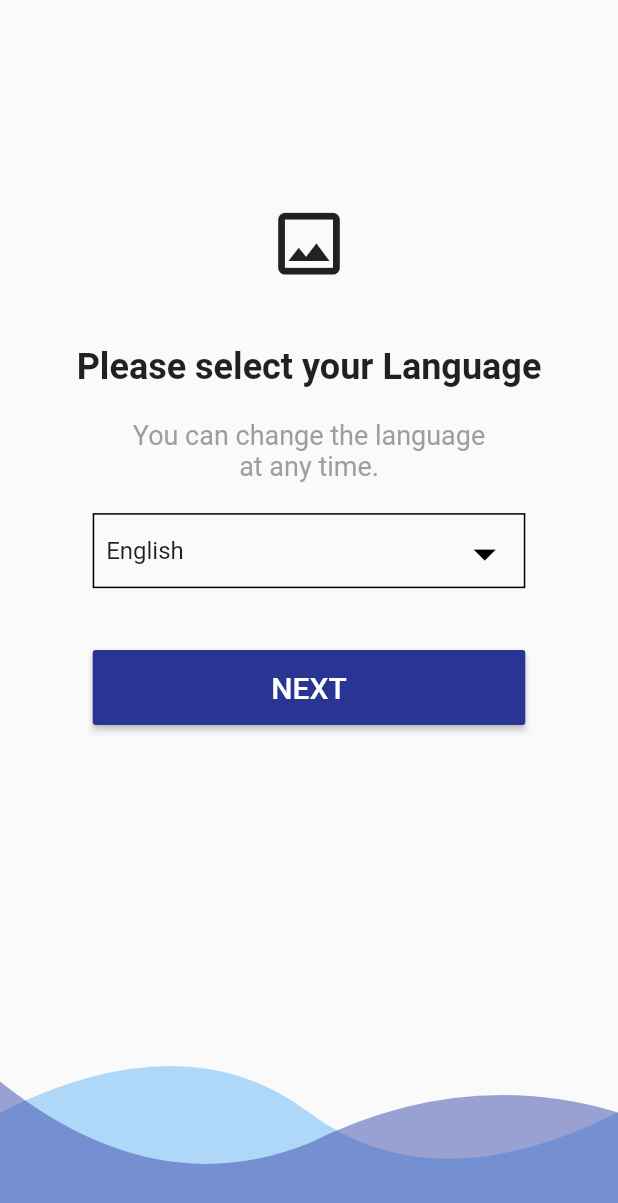
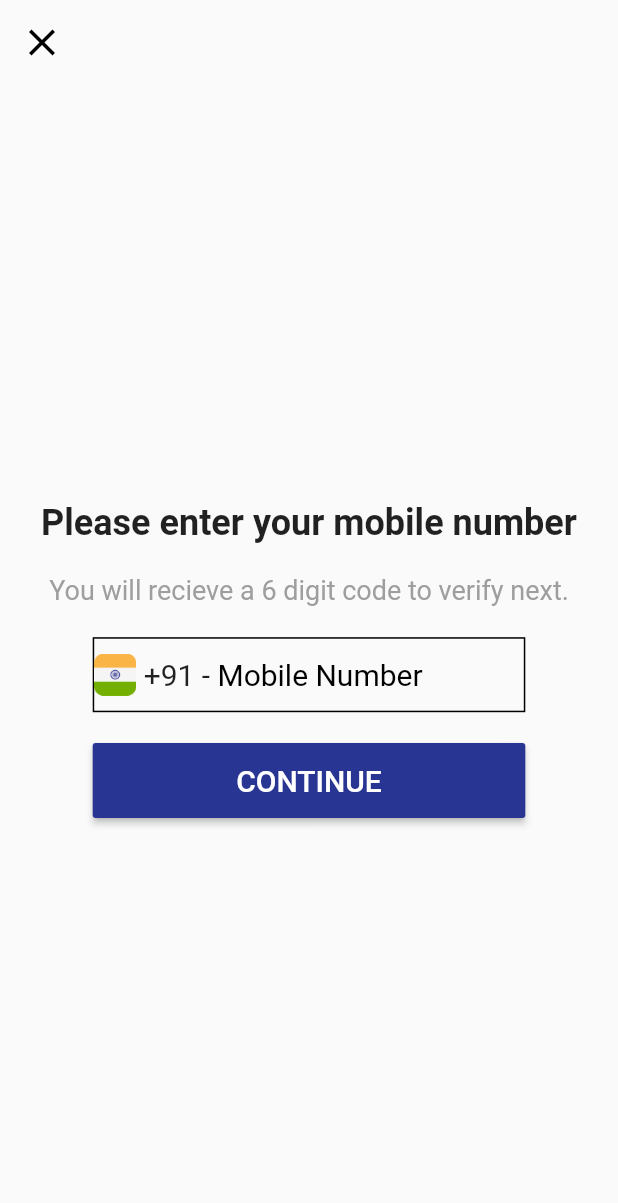
Before and after one commit to ArerehRaj/liveasy_test_app, a Flutter app: the screen it shows after launch, after a tap on "NEXT", on a phone screen of 412 x 824 dp. Shown: the top 1203 px of the screen. Run offline on Flutter 3.47's test engine with Material 2 defaults, Android fonts, the phone set to English and light mode, and no system bars; our stand-ins replace firebase_auth, firebase_core; accounts and stored records are empty.

Commit message:
Designed the UI for add phone number screen

```diff
--- a/lib/main.dart
+++ b/lib/main.dart
@@ -1,6 +1,7 @@
 import 'package:flutter/material.dart';
 import 'package:firebase_core/firebase_core.dart';
 import 'package:firebase_auth/firebase_auth.dart';
+import './screens/add_phone_number_screen.dart';
 import './screens/select_language_screen.dart';
 
 void main() async {
@@ -39,6 +40,9 @@
           return const SelectLanguageScreen();
         },
       ),
+      routes: {
+        AddPhoneNumberScreen.routeName: (ctx) => AddPhoneNumberScreen(),
+      },
     );
   }
 }
--- /dev/null
+++ b/lib/screens/add_phone_number_screen.dart
@@ -0,0 +1,122 @@
+import 'package:flutter/material.dart';
+
+class AddPhoneNumberScreen extends StatelessWidget {
+  static const routeName = '/add-phone';
+  AddPhoneNumberScreen({Key? key}) : super(key: key);
+
+  final _mobilePhoneController = TextEditingController();
+
+  @override
+  Widget build(BuildContext context) {
+    final deviceSize = MediaQuery.of(context).size;
+    return Scaffold(
+      appBar: AppBar(
+        elevation: 0,
+        backgroundColor: Colors.transparent,
+        leading: IconButton(
+          onPressed: () {
+            Navigator.of(context).pop();
+          },
+          icon: const Icon(
+            Icons.clear_outlined,
+            color: Colors.black,
+            size: 30,
+          ),
+        ),
+      ),
+      body: Container(
+        height: deviceSize.height,
+        width: deviceSize.width,
+        alignment: Alignment.center,
+        child: SingleChildScrollView(
+          reverse: true,
+          child: Column(
+            mainAxisAlignment: MainAxisAlignment.center,
+            children: [
+              const Text(
+                'Please enter your mobile number',
+                style: TextStyle(
+                  fontWeight: FontWeight.bold,
+                  fontSize: 24,
+                ),
+              ),
+              SizedBox(
+                height: deviceSize.height * 0.025,
+              ),
+              const Text(
+                'You will recieve a 6 digit code to verify next.',
+                style: TextStyle(
+                  color: Colors.grey,
+                  fontSize: 18,
+                ),
+                textAlign: TextAlign.center,
+              ),
+              SizedBox(
+                height: deviceSize.height * 0.025,
+              ),
+              Container(
+                height: 50,
+                width: deviceSize.width * 0.7,
+                decoration: BoxDecoration(
+                  border: Border.all(
+                    color: Colors.black,
+                  ),
+                ),
+                child: Row(
+                  children: [
+                    Image.asset(
+                      'assets/images/india.png',
+                      fit: BoxFit.cover,
+                      height: 28,
+                    ),
+                    const Text(
+                      ' +91\t- ',
+                      style: TextStyle(
+                        fontSize: 20,
+                      ),
+                    ),
+                    Expanded(
+                      child: TextField(
+                        controller: _mobilePhoneController,
+                        decoration: const InputDecoration(
+                          hintText: 'Mobile Number',
+                          hintStyle: TextStyle(
+                            color: Colors.black,
+                            fontSize: 20,
+                          ),
+                          border: InputBorder.none,
+                        ),
+                        style: const TextStyle(
+                          color: Colors.black,
+                          fontSize: 20,
+                        ),
+                      ),
+                    ),
+                  ],
+                ),
+              ),
+              SizedBox(
+                height: deviceSize.height * 0.025,
+              ),
+              Container(
+                width: deviceSize.width * 0.7,
+                height: 50,
+                child: RaisedButton(
+                  color: Colors.indigo.shade800,
+                  onPressed: () {},
+                  child: const Text(
+                    'CONTINUE',
+                    style: TextStyle(
+                      fontSize: 20,
+                      color: Colors.white,
+                    ),
+                  ),
+                ),
+              ),
+            ],
+          ),
+        ),
+      ),
+    );
+  }
+}
--- a/lib/screens/select_language_screen.dart
+++ b/lib/screens/select_language_screen.dart
@@ -1,4 +1,5 @@
 import 'package:flutter/material.dart';
+import '../screens/add_phone_number_screen.dart';
 
 class SelectLanguageScreen extends StatefulWidget {
   const SelectLanguageScreen({Key? key}) : super(key: key);
@@ -96,7 +97,10 @@ class _SelectLanguageScreenState extends State<SelectLanguageScreen> {
               height: 50,
               child: RaisedButton(
                 color: Colors.indigo.shade800,
-                onPressed: () {},
+                onPressed: () {
+                  Navigator.of(context)
+                      .pushNamed(AddPhoneNumberScreen.routeName);
+                },
                 child: const Text(
                   'NEXT',
                   style: TextStyle(
--- a/pubspec.yaml
+++ b/pubspec.yaml
@@ -61,9 +61,9 @@ flutter:
   uses-material-design: true
 
   # To add assets to your application, add an assets section, like this:
-  # assets:
-  #   - images/a_dot_burr.jpeg
-  #   - images/a_dot_ham.jpeg
+  assets:
+    - assets/images/india.png
+  # - images/a_dot_ham.jpeg
 
   # An image asset can refer to one or more resolution-specific "variants", see
   # https://flutter.dev/assets-and-images/#resolution-aware.
```
Also changed, not shown: assets/images/india.png (added).
